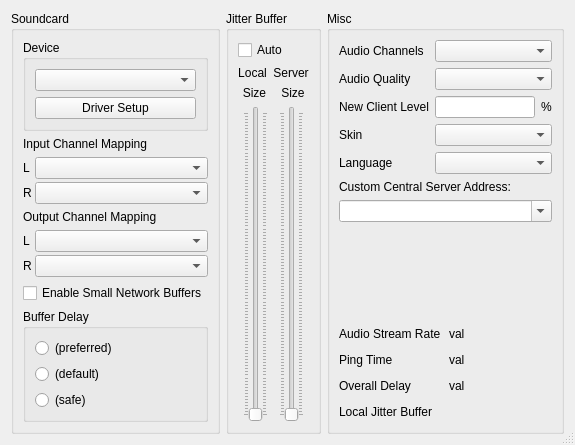
Before: the Qt Designer form src/clientsettingsdlgbase.ui in jamulussoftware/jamulus, drawn with Qt 5.
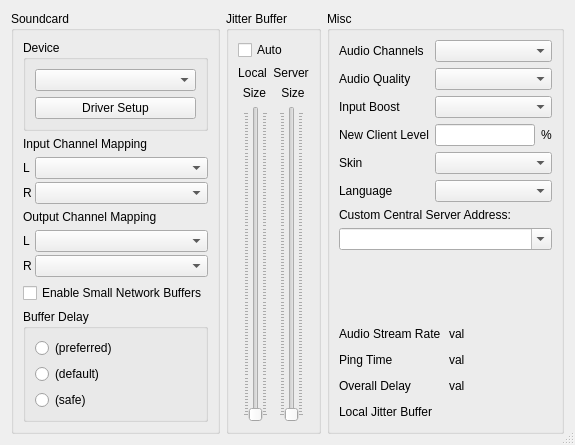
After: the same form once the commit is applied. Icons and pictures are not drawn. Custom widgets are drawn as their Qt base class.

Commit message:
Client: Add support for input boost control (#1222)
This adds a new client-only UI setting to apply a gain boost
on all audio input.

Related to: https://github.com/jamulussoftware/jamulus/discussions/1030

Diff of the .ui file:
```diff
--- a/src/clientsettingsdlgbase.ui
+++ b/src/clientsettingsdlgbase.ui
@@ -421,6 +421,13 @@
             </property>
            </widget>
           </item>
+          <item>
+           <widget class="QLabel" name="lblInputBoost">
+            <property name="text">
+             <string>Input Boost</string>
+            </property>
+           </widget>
+          </item>
           <item>
            <widget class="QLabel" name="lblNewClientLevel">
             <property name="text">
@@ -452,6 +459,9 @@
           <item>
            <widget class="QComboBox" name="cbxAudioQuality"/>
           </item>
+          <item>
+           <widget class="QComboBox" name="cbxInputBoost"/>
+          </item>
           <item>
            <layout class="QHBoxLayout" name="horizontalLayout_4">
             <item>
```
Left out of the diff: 1 changed line with no effect on the pictures. The commit also changes 7 other files.
